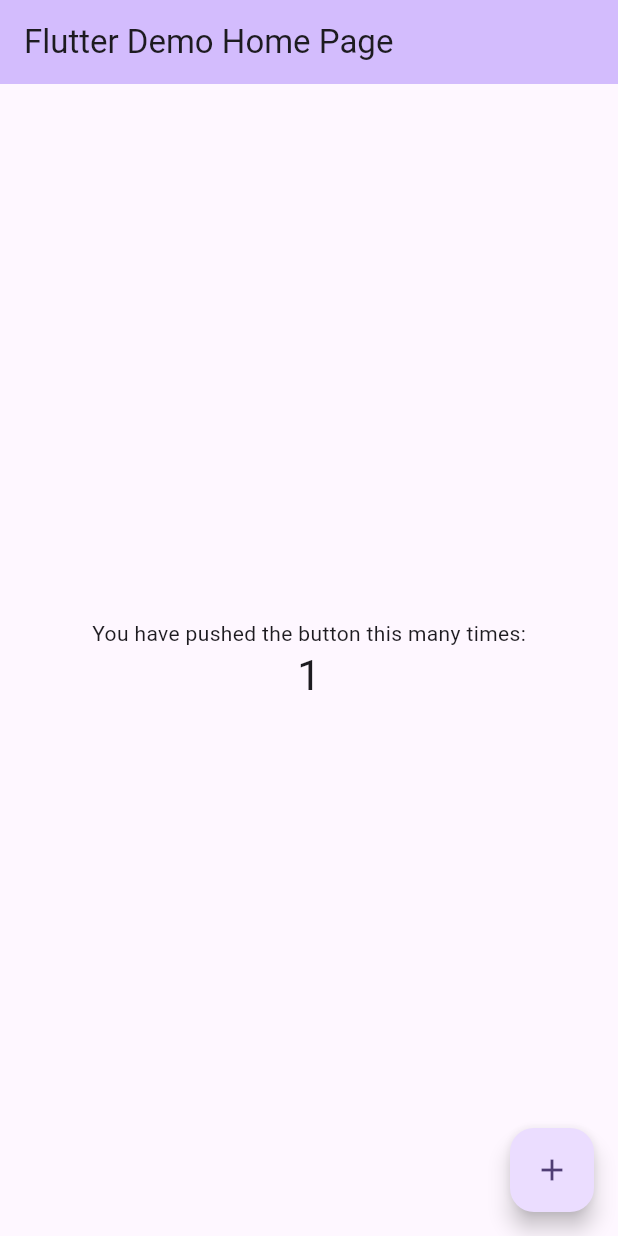
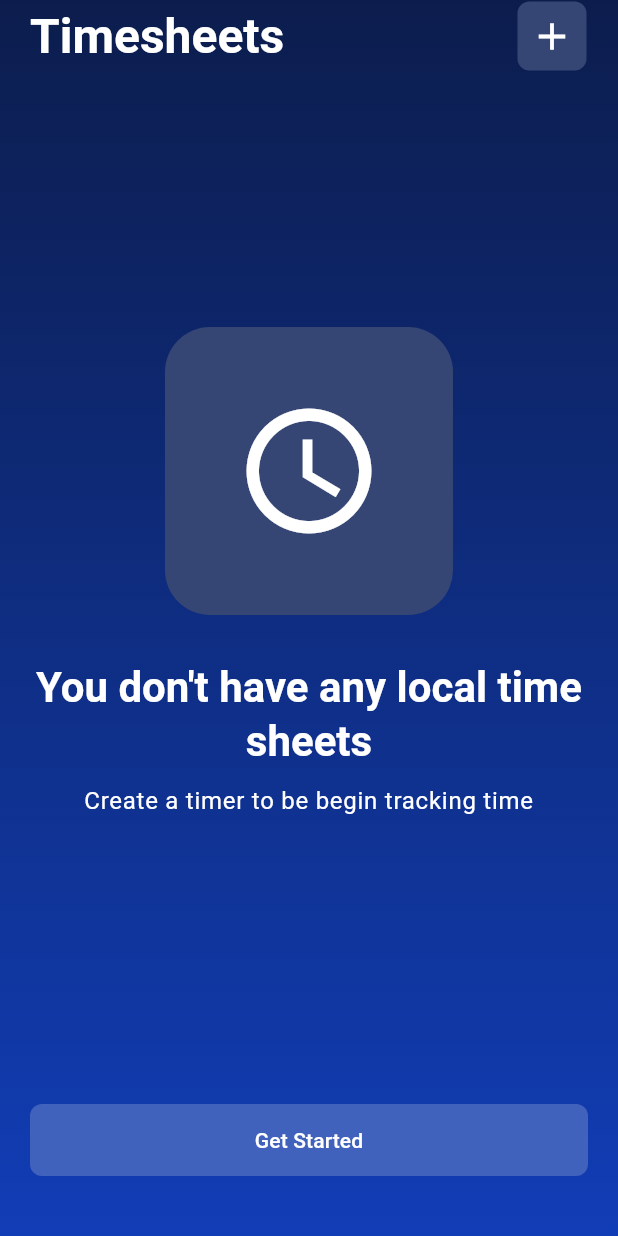
Before and after one commit to SaujanBindukar/apexive-survey, a Flutter app: the screen it shows after launch, after a tap on the "add" icon, on a phone screen of 412 x 824 dp. Run offline on Flutter 3.47's test engine with Material 3 defaults, Android fonts, the phone set to English and light mode, and no system bars; our stand-ins replace bloc, go_router.

Commit message:
route setup, colors, styles added

```diff
--- /dev/null
+++ b/lib/core/router/app_router.dart
@@ -0,0 +1,16 @@
+import 'package:apexive_test/feature/timer/presentation/create_timesheet_screen.dart';
+import 'package:apexive_test/feature/timer/presentation/timer_screen.dart';
+import 'package:go_router/go_router.dart';
+
+final GoRouter router = GoRouter(
+  routes: [
+    GoRoute(
+      path: '/',
+      builder: (context, state) => const TimerScreen(),
+    ),
+    GoRoute(
+      path: '/create-timesheet',
+      builder: (context, state) => const CreateTimeSheetScreen(),
+    ),
+  ],
+);
--- /dev/null
+++ b/lib/core/theme/app_colors.dart
@@ -0,0 +1,14 @@
+import 'package:flutter/material.dart';
+
+class AppColors {
+  AppColors._();
+
+  static const Color backgroundColor = Color(0xff0C1D4D);
+  static const Color onBackgroundColor = Colors.white;
+
+  static const Color surfaceColor = Color.fromARGB(255, 17, 61, 182);
+  static const Color onSurfaceColor = Colors.white;
+
+  static const Color secondaryBackgroundColor = Color(0xff354675);
+  static const Color tertiaryBackgroundColor = Color(0xff4061BC);
+}
--- /dev/null
+++ b/lib/core/theme/app_style.dart
@@ -0,0 +1,52 @@
+import 'package:apexive_test/core/theme/app_colors.dart';
+import 'package:flutter/material.dart';
+
+final appTheme = _getAppTheme();
+
+final _colorScheme = ColorScheme.fromSeed(
+  seedColor: AppColors.backgroundColor,
+  onSurface: Colors.white,
+  primaryContainer: AppColors.secondaryBackgroundColor,
+  onPrimaryContainer: Colors.white,
+  secondaryContainer: AppColors.tertiaryBackgroundColor,
+  onSecondaryContainer: Colors.white,
+);
+
+TextTheme _getTextTheme() {
+  final textColor = _colorScheme.onSurface;
+  return TextTheme(
+    headlineLarge:
+        TextStyle(fontSize: 32, fontWeight: FontWeight.w700, color: textColor),
+    headlineMedium:
+        TextStyle(fontSize: 28, fontWeight: FontWeight.w700, color: textColor),
+    titleLarge:
+        TextStyle(fontSize: 16, fontWeight: FontWeight.w600, color: textColor),
+    bodyLarge: TextStyle(
+        fontSize: 16,
+        fontWeight: FontWeight.w400,
+        color: textColor,
+        letterSpacing: 0.5),
+    bodyMedium:
+        TextStyle(fontSize: 14, fontWeight: FontWeight.w400, color: textColor),
+    labelLarge:
+        TextStyle(fontSize: 14, fontWeight: FontWeight.w500, color: textColor),
+  );
+}
+
+ThemeData _getAppTheme() {
+  return ThemeData(
+      textTheme: _getTextTheme(),
+      colorScheme: _colorScheme,
+      iconButtonTheme: IconButtonThemeData(
+        style: ButtonStyle(
+          backgroundColor: const MaterialStatePropertyAll(
+            AppColors.secondaryBackgroundColor,
+          ),
+          shape: MaterialStatePropertyAll(
+            RoundedRectangleBorder(
+              borderRadius: BorderRadius.circular(8),
+            ),
+          ),
+        ),
+      ));
+}
--- /dev/null
+++ b/lib/core/widgets/custom_button.dart
@@ -0,0 +1,36 @@
+import 'package:flutter/material.dart';
+
+class CustomButton extends StatelessWidget {
+  const CustomButton({
+    super.key,
+    required this.label,
+    required this.onPressed,
+    this.margin,
+  });
+
+  final String label;
+  final VoidCallback onPressed;
+  final EdgeInsetsGeometry? margin;
+
+  @override
+  Widget build(BuildContext context) {
+    return InkWell(
+      onTap: onPressed,
+      child: Container(
+        margin: margin ?? const EdgeInsets.symmetric(vertical: 20),
+        width: MediaQuery.of(context).size.width,
+        padding: const EdgeInsets.symmetric(vertical: 14),
+        decoration: BoxDecoration(
+          color: Theme.of(context).colorScheme.secondaryContainer,
+          borderRadius: BorderRadius.circular(8),
+        ),
+        child: Center(
+          child: Text(
+            label,
+            style: Theme.of(context).textTheme.labelLarge,
+          ),
+        ),
+      ),
+    );
+  }
+}
--- /dev/null
+++ b/lib/core/widgets/gradient_body.dart
@@ -0,0 +1,36 @@
+import 'package:apexive_test/core/theme/app_colors.dart';
+import 'package:flutter/material.dart';
+
+class GradientBody extends StatelessWidget {
+  const GradientBody({
+    super.key,
+    required this.child,
+  });
+
+  final Widget child;
+
+  @override
+  Widget build(BuildContext context) {
+    return Container(
+      width: MediaQuery.of(context).size.width,
+      decoration: const BoxDecoration(
+        gradient: LinearGradient(
+          colors: [
+            AppColors.backgroundColor,
+            AppColors.surfaceColor,
+          ],
+          begin: Alignment.topCenter,
+          end: Alignment.bottomCenter,
+        ),
+      ),
+      child: Column(
+        children: [
+          SizedBox(
+            height: MediaQuery.of(context).padding.top,
+          ),
+          child,
+        ],
+      ),
+    );
+  }
+}
--- /dev/null
+++ b/lib/feature/timer/cubit/timer_cubit.dart
@@ -0,0 +1,8 @@
+import 'package:bloc/bloc.dart';
+import 'package:meta/meta.dart';
+
+part 'timer_state.dart';
+
+class TimerCubit extends Cubit<TimerState> {
+  TimerCubit() : super(TimerInitial());
+}
--- /dev/null
+++ b/lib/feature/timer/cubit/timer_state.dart
@@ -0,0 +1,12 @@
+part of 'timer_cubit.dart';
+
+@immutable
+sealed class TimerState {
+  const TimerState();
+}
+
+final class TimerInitial extends TimerState {}
+
+final class TimerLoading extends TimerState {}
+
+final class TimerLoaded extends TimerState {}
--- /dev/null
+++ b/lib/feature/timer/presentation/create_timesheet_screen.dart
@@ -0,0 +1,13 @@
+import 'package:apexive_test/core/widgets/gradient_body.dart';
+import 'package:flutter/material.dart';
+
+class CreateTimeSheetScreen extends StatelessWidget {
+  const CreateTimeSheetScreen({super.key});
+
+  @override
+  Widget build(BuildContext context) {
+    return Scaffold(
+      body: GradientBody(child: Column()),
+    );
+  }
+}
--- /dev/null
+++ b/lib/feature/timer/presentation/timer_screen.dart
@@ -0,0 +1,102 @@
+import 'package:apexive_test/core/theme/app_colors.dart';
+import 'package:apexive_test/core/widgets/custom_button.dart';
+import 'package:apexive_test/core/widgets/gradient_body.dart';
+import 'package:flutter/material.dart';
+import 'package:go_router/go_router.dart';
+
+class TimerScreen extends StatelessWidget {
+  const TimerScreen({super.key});
+
+  @override
+  Widget build(BuildContext context) {
+    return Scaffold(
+      body: GradientBody(
+        child: Expanded(
+          child: Padding(
+            padding: const EdgeInsets.symmetric(horizontal: 20),
+            child: Column(
+              children: [
+                const _Header(),
+                Expanded(
+                  child: Column(
+                    mainAxisAlignment: MainAxisAlignment.spaceBetween,
+                    crossAxisAlignment: CrossAxisAlignment.center,
+                    children: [
+                      const SizedBox(),
+                      Column(
+                        children: [
+                          Container(
+                            height: 192,
+                            width: 192,
+                            margin: const EdgeInsets.symmetric(vertical: 20),
+                            decoration: BoxDecoration(
+                              borderRadius: BorderRadius.circular(30),
+                              color: Theme.of(context)
+                                  .colorScheme
+                                  .primaryContainer,
+                            ),
+                            child: const Icon(
+                              Icons.schedule,
+                              color: Colors.white,
+                              size: 100,
+                            ),
+                          ),
+                          Padding(
+                            padding: const EdgeInsets.symmetric(vertical: 10),
+                            child: Text(
+                              "You don't have any local time sheets",
+                              style: Theme.of(context).textTheme.headlineMedium,
+                              textAlign: TextAlign.center,
+                            ),
+                          ),
+                          Text(
+                            'Create a timer to be begin tracking time',
+                            style: Theme.of(context).textTheme.bodyLarge,
+                            textAlign: TextAlign.center,
+                          ),
+                        ],
+                      ),
+                      CustomButton(
+                        margin: const EdgeInsets.symmetric(vertical: 40),
+                        onPressed: () {
+                          context.push('/create-timesheet');
+                        },
+                        label: 'Get Started',
+                      ),
+                    ],
+                  ),
+                )
+              ],
+            ),
+          ),
+        ),
+      ),
+    );
+  }
+}
+
+class _Header extends StatelessWidget {
+  const _Header({
+    super.key,
+  });
+
+  @override
+  Widget build(BuildContext context) {
+    return Row(
+      mainAxisAlignment: MainAxisAlignment.spaceBetween,
+      children: [
+        Text(
+          'Timesheets',
+          style: Theme.of(context).textTheme.headlineLarge,
+        ),
+        IconButton.filled(
+          onPressed: () {},
+          icon: const Icon(
+            Icons.add,
+            size: 30,
+          ),
+        )
+      ],
+    );
+  }
+}
--- a/lib/main.dart
+++ b/lib/main.dart
@@ -1,3 +1,5 @@
+import 'package:apexive_test/core/router/app_router.dart';
+import 'package:apexive_test/core/theme/app_style.dart';
 import 'package:flutter/material.dart';
 
 void main() {
@@ -7,119 +9,13 @@ void main() {
 class MyApp extends StatelessWidget {
   const MyApp({super.key});
 
-  // This widget is the root of your application.
   @override
   Widget build(BuildContext context) {
-    return MaterialApp(
-      title: 'Flutter Demo',
-      theme: ThemeData(
-        // This is the theme of your application.
-        //
-        // TRY THIS: Try running your application with "flutter run". You'll see
-        // the application has a purple toolbar. Then, without quitting the app,
-        // try changing the seedColor in the colorScheme below to Colors.green
-        // and then invoke "hot reload" (save your changes or press the "hot
-        // reload" button in a Flutter-supported IDE, or press "r" if you used
-        // the command line to start the app).
-        //
-        // Notice that the counter didn't reset back to zero; the application
-        // state is not lost during the reload. To reset the state, use hot
-        // restart instead.
-        //
-        // This works for code too, not just values: Most code changes can be
-        // tested with just a hot reload.
-        colorScheme: ColorScheme.fromSeed(seedColor: Colors.deepPurple),
-        useMaterial3: true,
-      ),
-      home: const MyHomePage(title: 'Flutter Demo Home Page'),
+    return MaterialApp.router(
+      title: 'Apexive',
+      debugShowCheckedModeBanner: false,
+      theme: appTheme,
+      routerConfig: router,
     );
   }
 }
-
-class MyHomePage extends StatefulWidget {
-  const MyHomePage({super.key, required this.title});
-
-  // This widget is the home page of your application. It is stateful, meaning
-  // that it has a State object (defined below) that contains fields that affect
-  // how it looks.
-
-  // This class is the configuration for the state. It holds the values (in this
-  // case the title) provided by the parent (in this case the App widget) and
-  // used by the build method of the State. Fields in a Widget subclass are
-  // always marked "final".
-
-  final String title;
-
-  @override
-  State<MyHomePage> createState() => _MyHomePageState();
-}
-
-class _MyHomePageState extends State<MyHomePage> {
-  int _counter = 0;
-
-  void _incrementCounter() {
-    setState(() {
-      // This call to setState tells the Flutter framework that something has
-      // changed in this State, which causes it to rerun the build method below
-      // so that the display can reflect the updated values. If we changed
-      // _counter without calling setState(), then the build method would not be
-      // called again, and so nothing would appear to happen.
-      _counter++;
-    });
-  }
-
-  @override
-  Widget build(BuildContext context) {
-    // This method is rerun every time setState is called, for instance as done
-    // by the _incrementCounter method above.
-    //
-    // The Flutter framework has been optimized to make rerunning build methods
-    // fast, so that you can just rebuild anything that needs updating rather
-    // than having to individually change instances of widgets.
-    return Scaffold(
-      appBar: AppBar(
-        // TRY THIS: Try changing the color here to a specific color (to
-        // Colors.amber, perhaps?) and trigger a hot reload to see the AppBar
-        // change color while the other colors stay the same.
-        backgroundColor: Theme.of(context).colorScheme.inversePrimary,
-        // Here we take the value from the MyHomePage object that was created by
-        // the App.build method, and use it to set our appbar title.
-        title: Text(widget.title),
-      ),
-      body: Center(
-        // Center is a layout widget. It takes a single child and positions it
-        // in the middle of the parent.
-        child: Column(
-          // Column is also a layout widget. It takes a list of children and
-          // arranges them vertically. By default, it sizes itself to fit its
-          // children horizontally, and tries to be as tall as its parent.
-          //
-          // Column has various properties to control how it sizes itself and
-          // how it positions its children. Here we use mainAxisAlignment to
-          // center the children vertically; the main axis here is the vertical
-          // axis because Columns are vertical (the cross axis would be
-          // horizontal).
-          //
-          // TRY THIS: Invoke "debug painting" (choose the "Toggle Debug Paint"
-          // action in the IDE, or press "p" in the console), to see the
-          // wireframe for each widget.
-          mainAxisAlignment: MainAxisAlignment.center,
-          children: <Widget>[
-            const Text(
-              'You have pushed the button this many times:',
-            ),
-            Text(
-              '$_counter',
-              style: Theme.of(context).textTheme.headlineMedium,
-            ),
-          ],
-        ),
-      ),
-      floatingActionButton: FloatingActionButton(
-        onPressed: _incrementCounter,
-        tooltip: 'Increment',
-        child: const Icon(Icons.add),
-      ), // This trailing comma makes auto-formatting nicer for build methods.
-    );
-  }
-}
```
Also changed, not shown: pubspec.yaml (+4 -40 lines), pubspec.lock, 1 other file.
